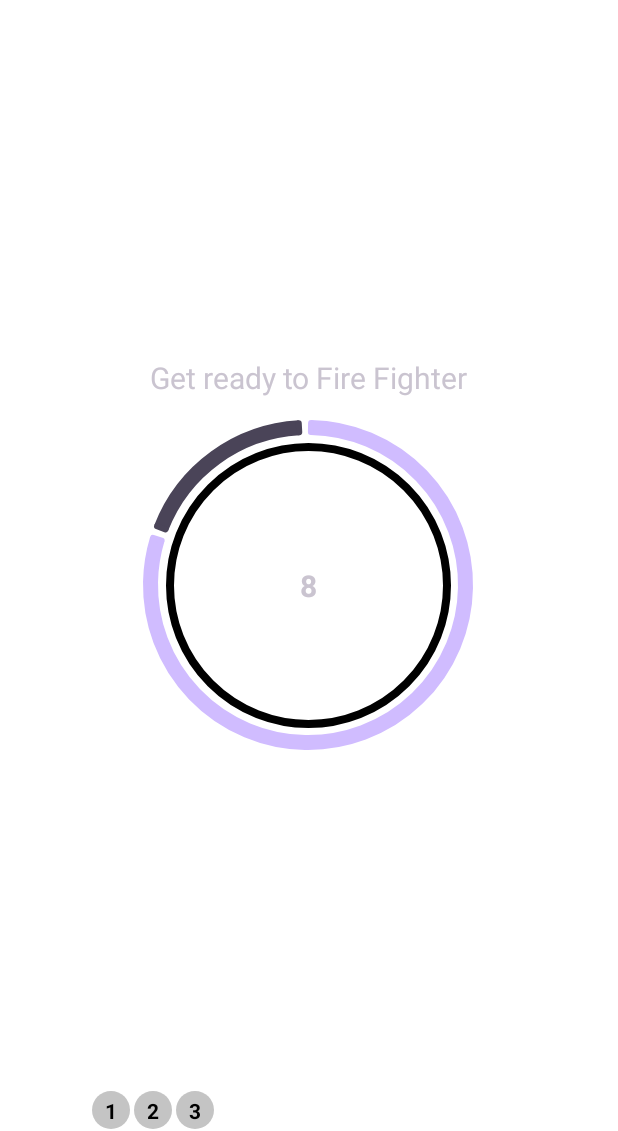
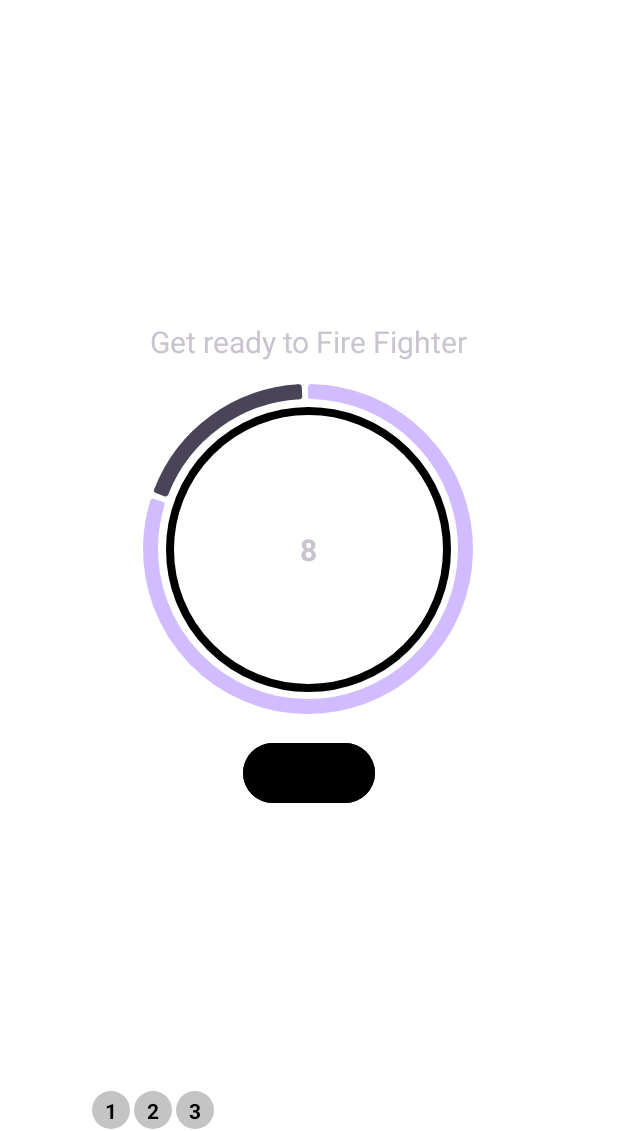
Before and after one commit to dolgovv/7MinuteWorkout, an Android app: the ExerciseActivity screen opened directly, with no data from a screen before it, on a phone screen of 412 x 824 dp, the part 105-1236 px from its top. Run offline under Robolectric (Android 15) with nearby library versions, the phone set to English and light mode, and no system bars.

Commit message:
Finish screen
Added:
- Finish exercise screen and its functionality
- Cheat forward button to skip all the exercises (exercise activity is actually still going at the background)
- Exercise status bar and its UI
- Some resources and drawables

Fixed:
- UI`s
- Minor changings

```diff
--- a/app/src/main/AndroidManifest.xml
+++ b/app/src/main/AndroidManifest.xml
@@ -14,10 +14,13 @@
         android:theme="@style/Theme.7MinuteWorkout"
         tools:targetApi="31">
         <activity
+            android:name=".FinishExerciseActivity"
+            android:exported="false" />
+        <activity
             android:name=".ExerciseActivity"
             android:exported="false"
             android:screenOrientation="portrait"
-            android:theme="@style/Theme.Material3.Dark.NoActionBar"/>
+            android:theme="@style/Theme.Material3.Dark.NoActionBar" />
         <activity
             android:name=".MainActivity"
             android:exported="true"
--- a/app/src/main/java/com/example/a7minuteworkout/ExerciseStatusAdapter.kt
+++ b/app/src/main/java/com/example/a7minuteworkout/ExerciseStatusAdapter.kt
@@ -1,9 +1,11 @@
 package com.example.a7minuteworkout
 
 import android.content.Context
+import android.graphics.Color
 import android.view.LayoutInflater
 import android.view.View
 import android.view.ViewGroup
+import androidx.core.content.ContextCompat
 import androidx.recyclerview.widget.RecyclerView
 import kotlinx.android.synthetic.main.item_exercise_status.view.*
 
@@ -18,11 +20,27 @@ class ExerciseStatusAdapter(val items: ArrayList<ExerciseModel>, val context: Co
     override fun onBindViewHolder(holder: ViewHolder, position: Int) {
         val model: ExerciseModel = items[position]
         holder.tvItem.text = model.getId().toString()
+
+        if(model.getIsSelected()){
+            holder.tvItem.background = ContextCompat.getDrawable(context,
+                R.drawable.item_round_selected)
+            holder.tvItem.setTextColor(Color.parseColor("#212121"))
+        }else if(model.getIsCompleted()){
+            holder.tvItem.background = ContextCompat.getDrawable(context,
+                R.drawable.item_round_completed)
+            holder.tvItem.setTextColor(Color.parseColor("#FFFFFF"))
+        }else{
+            holder.tvItem.background = ContextCompat.getDrawable(context,
+                R.drawable.item_round_grey_background)
+            holder.tvItem.setTextColor(Color.parseColor("#000000"))
+        }
+
     }
 
     override fun onCreateViewHolder(parent: ViewGroup, viewType: Int): ViewHolder {
         return ViewHolder(LayoutInflater.from(context)
             .inflate(R.layout.item_exercise_status, parent, false))
+
     }
 
     override fun getItemCount(): Int {
--- /dev/null
+++ b/app/src/main/res/drawable/item_round_completed.xml
@@ -0,0 +1,6 @@
+<?xml version="1.0" encoding="utf-8"?>
+<shape xmlns:android="http://schemas.android.com/apk/res/android"
+    android:shape="oval">
+    <solid android:color="#c4ffc4"/>
+
+</shape>
--- /dev/null
+++ b/app/src/main/res/drawable/item_round_selected.xml
@@ -0,0 +1,6 @@
+<?xml version="1.0" encoding="utf-8"?>
+<shape xmlns:android="http://schemas.android.com/apk/res/android"
+    android:shape="oval">
+    <solid android:color="@color/white"/>
+
+</shape>
--- a/app/src/main/res/layout/activity_exercise.xml
+++ b/app/src/main/res/layout/activity_exercise.xml
@@ -82,6 +82,11 @@
                         android:textStyle="bold"/>
                 </FrameLayout>
             </LinearLayout>
+            <Button
+                android:id="@+id/btn_cheat_forward"
+                android:layout_width="wrap_content"
+                android:layout_height="wrap_content"
+                android:backgroundTint="@color/black"/>
         </LinearLayout>
     </LinearLayout>
     <LinearLayout
@@ -167,9 +172,7 @@
                         android:textStyle="bold"/>
                 </FrameLayout>
             </LinearLayout>
-
         </LinearLayout>
-
     </LinearLayout>
 
     <androidx.recyclerview.widget.RecyclerView
```
Also changed, not shown: app/src/main/java/com/example/a7minuteworkout/FinishExerciseActivity.kt (added, +18 -0 lines), app/src/main/res/layout/activity_finish_exercise.xml (added, +67 -0 lines), app/src/main/res/drawable/exercise_done.png (added).
